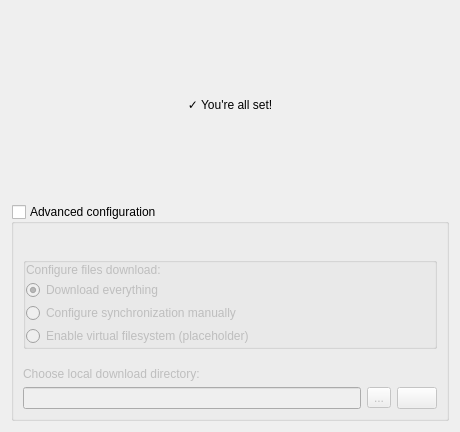
Old version of the form src/gui/newwizard/pages/accountconfiguredwizardpage.ui in the repository GrossLukas/client.
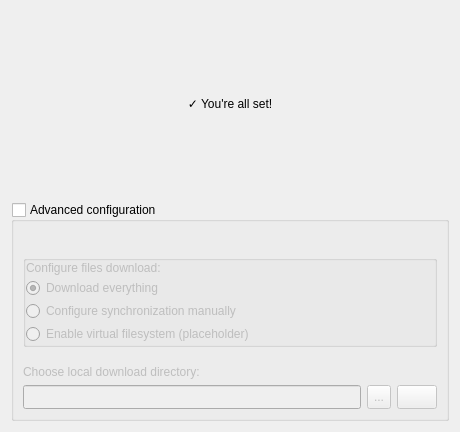
New version of the form. Icons and pictures are not drawn.

Commit message: Make sure all elements in row have same height

```diff
--- a/src/gui/newwizard/pages/accountconfiguredwizardpage.ui
+++ b/src/gui/newwizard/pages/accountconfiguredwizardpage.ui
@@ -211,10 +211,23 @@
             <item>
              <layout class="QHBoxLayout" name="horizontalLayout_3">
               <item>
-               <widget class="QLineEdit" name="localDirectoryLineEdit"/>
+               <widget class="QLineEdit" name="localDirectoryLineEdit">
+                <property name="minimumSize">
+                 <size>
+                  <width>0</width>
+                  <height>24</height>
+                 </size>
+                </property>
+               </widget>
               </item>
               <item>
                <widget class="QToolButton" name="chooseLocalDirectoryButton">
+                <property name="minimumSize">
+                 <size>
+                  <width>0</width>
+                  <height>24</height>
+                 </size>
+                </property>
                 <property name="text">
                  <string>...</string>
                 </property>
@@ -228,6 +241,12 @@
                   <verstretch>0</verstretch>
                  </sizepolicy>
                 </property>
+                <property name="minimumSize">
+                 <size>
+                  <width>0</width>
+                  <height>24</height>
+                 </size>
+                </property>
                 <property name="toolTip">
                  <string>Restore default value</string>
                 </property>
```
